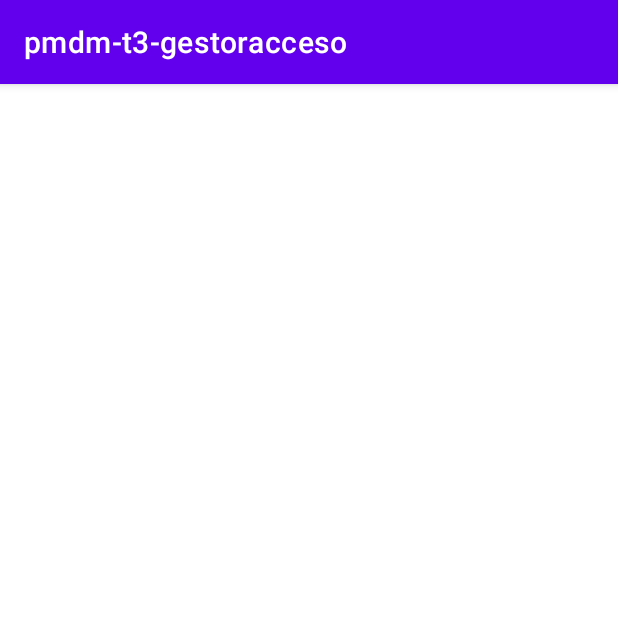
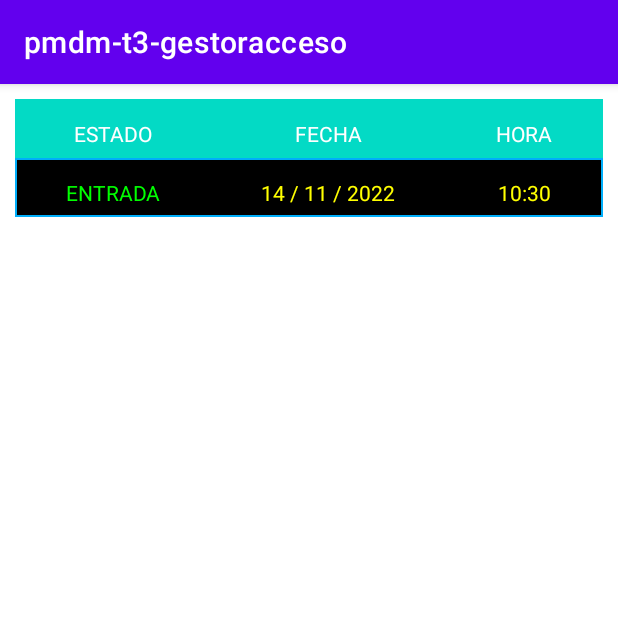
Before and after one commit to alejandrosp166/PMDMO_2223, an Android app: the screen it shows after launch (MainActivity), on a phone screen of 412 x 824 dp, the top half of it. Run offline under Robolectric (Android 15) with nearby library versions, the phone set to English and light mode, and no system bars; network calls fail.

Commit message:
14/11/22

```diff
--- a/pmdm-t3-gestoracceso/app/src/main/java/iesmm/pmdm_t3_gestoracceso/MainActivity.java
+++ b/pmdm-t3-gestoracceso/app/src/main/java/iesmm/pmdm_t3_gestoracceso/MainActivity.java
@@ -5,6 +5,7 @@
 
 import android.content.Context;
 import android.graphics.Color;
+import android.graphics.drawable.GradientDrawable;
 import android.icu.util.Calendar;
 import android.icu.util.GregorianCalendar;
 import android.os.Build;
@@ -13,6 +14,8 @@
 import android.view.Gravity;
 import android.view.View;
 import android.widget.LinearLayout;
+import android.widget.TableLayout;
+import android.widget.TableRow;
 import android.widget.TextView;
 
 import java.io.DataInputStream;
@@ -24,11 +27,16 @@
 public class MainActivity extends AppCompatActivity {
     private final String LOGTAG = "PMDM";
     private final String FILENAME = "accesos.dat";
+    TableLayout tabla;
+    LinearLayout layout;
 
     @Override
     protected void onCreate(Bundle savedInstanceState) {
         super.onCreate(savedInstanceState);
         setContentView(R.layout.activity_main);
+        // Inicalizamos la tabla y pintamos el encabezado
+        inicializarTabla();
+
         try {
             // Registramos la entrada
             registrarEstado(getString(R.string.entrada));
@@ -47,13 +55,17 @@
     }
 
     @Override
-    protected void onDestroy() {
-        super.onDestroy();
+    protected void onStop() {
+        super.onStop();
         try {
             // Registramos la salida
             registrarEstado(getString(R.string.salida));
         } catch (IOException e) {
-            e.printStackTrace();
+            // Controlamos la excepción en un error de flujo
+            Log.e(LOGTAG, "Error E/S");
+        } catch (Exception e) {
+            // Controlamos las excepciones inesperadas
+            Log.e(LOGTAG, "Error general");
         }
     }
 
@@ -69,7 +81,7 @@
         // convertimos en cadena la hora
         String hora = date.get(Calendar.HOUR_OF_DAY) + ":" + date.get(Calendar.MINUTE);
         // Convertimos en cadena la fecha
-        String fecha = date.get(Calendar.DATE) + " / " + date.get(Calendar.MONTH) + " / " + date.get(Calendar.YEAR);
+        String fecha = date.get(Calendar.DATE) + " / " + (date.get(Calendar.MONTH) + 1) + " / " + date.get(Calendar.YEAR);
         // Crear el flujo de escritura
         DataOutputStream write = new DataOutputStream(this.openFileOutput(FILENAME, Context.MODE_APPEND));
         // Añadir al fichero
@@ -81,7 +93,6 @@
     }
 
     /**
-     *
      * @throws IOException
      */
     private void cargarEstados() throws IOException {
@@ -101,25 +112,74 @@
     }
 
     /**
+     * Inicializa la tabla, la estructura y pinta el encabezado
+     */
+    private void inicializarTabla() {
+        // Instanciamos el layout
+        layout = this.findViewById(R.id.container);
+        // Intanciamos una tabla
+        tabla = new TableLayout(this);
+        // Separamos las cols
+        tabla.setStretchAllColumns(true);
+        // Añadimos la tabla al layout principal
+        layout.addView(tabla);
+        // Creamos la fila
+        TableRow fila = new TableRow(this);
+        // La centramos
+        fila.setGravity(Gravity.CENTER);
+        // Creamos los elementos del encabezado
+        String[] temp = {"ESTADO", "FECHA", "HORA"};
+
+        for (int i = 0; i < temp.length; i++) {
+            // Creamos la celda
+            TextView celda = new TextView(this);
+            // Personalizamos la celda
+            celda.setPadding(10, 20, 10, 10);
+            celda.setGravity(Gravity.CENTER);
+            celda.setTextColor(Color.WHITE);
+            // Le añadimos el texto
+            celda.setText(temp[i]);
+            //Agregar TextView al contenedor
+            fila.addView(celda);
+        }
+        // Añadimos a la tabla la celda
+        tabla.addView(fila);
+    }
+
+    /**
      * Formatea la salida en una tabla de datos
      *
      * @param cad es la cadena que se compone del estado, la fecha y la hora
      */
     private void mostrarBox(String cad) {
-        // Identificar el contenedor del layout
+        // Separamos la fila por el regex
         String[] temp = cad.split(",");
-        LinearLayout layout = this.findViewById(R.id.container);
-        View box = new View(this);
-
-        for (int i = 0; i < 3; i++) {
+        // Creamos la fila
+        TableRow fila = new TableRow(this);
+        // La centramos
+        fila.setGravity(Gravity.CENTER);
+        for (int i = 0; i < temp.length; i++) {
+            // Creamos la celda
             TextView celda = new TextView(this);
-            // Peronalizar el objeto textView
+            // Personalizamos la celda
             celda.setPadding(10, 20, 10, 10);
             celda.setGravity(Gravity.CENTER);
-            celda.setTextColor(Color.RED);
+
+            if (temp[i].equals("SALIDA")) {
+                celda.setTextColor(Color.RED);
+            } else if (temp[i].equals("ENTRADA")) {
+                celda.setTextColor(Color.GREEN);
+            } else {
+                celda.setTextColor(Color.YELLOW);
+            }
+            // Le añadimos el texto correspondiente
             celda.setText(temp[i]);
-            //Agregar TextView al contenedor
+            // Le ponemos un borde a la fila
+            fila.setBackground(getDrawable(R.drawable.row_border));
+            //Añadimos a la fila la celda
+            fila.addView(celda);
         }
-        layout.addView(box);
+        // Añadimos a la tabla la fila
+        tabla.addView(fila);
     }
 }
--- /dev/null
+++ b/pmdm-t3-gestoracceso/app/src/main/res/drawable/row_border.xml
@@ -0,0 +1,7 @@
+<?xml version="1.0" encoding="utf-8"?>
+<shape xmlns:android="http://schemas.android.com/apk/res/android" >
+
+    <solid android:color="@color/black" />
+    <stroke android:width="1dp" android:color="#00AEFA" />
+
+</shape>
```
